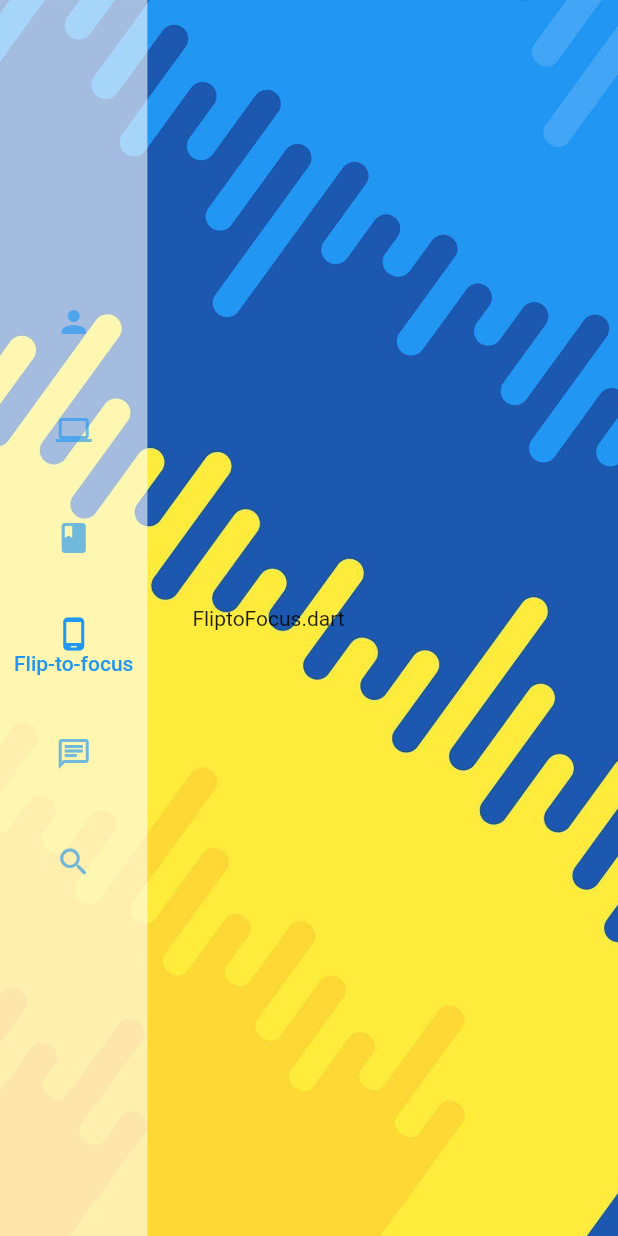
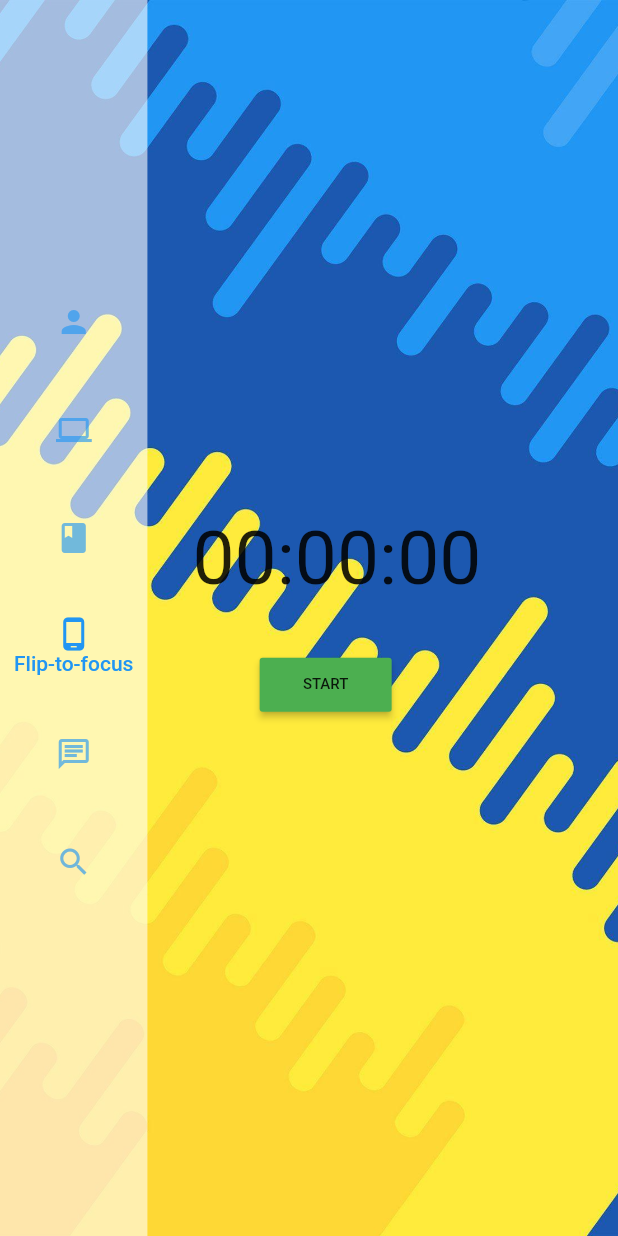
Before and after one commit to EeshanDutta007/Stud-Bud, a Flutter app: the SideNavBar screen opened directly, after a tap on "AR", after a tap on "Parafi", after a tap on "Flip-to-focus", on a phone screen of 412 x 824 dp. Run offline on Flutter 3.47's test engine with Material 2 defaults, Android fonts, the phone set to English and light mode, and no system bars; our stand-ins replace animated_text_kit, cloud_firestore, firebase_auth, firebase_core, firebase_storage, flare_flutter and 8 more; missing offline and left inert: all_sensors, model_viewer; accounts and stored records are empty; network calls fail; statements that could not run were skipped.

Commit message:
Basic Structure of Flip to Focus Added

```diff
--- a/lib/Pages/Chat.dart
+++ b/lib/Pages/Chat.dart
@@ -1,5 +1,6 @@
 import 'package:cloud_firestore/cloud_firestore.dart';
 import 'package:flutter/material.dart';
+import 'One_on_One_Chat/OChat.dart';
 
 class TutorsList extends StatefulWidget {
   @override
--- a/lib/Pages/FliptoFocus.dart
+++ b/lib/Pages/FliptoFocus.dart
@@ -1,4 +1,6 @@
 import 'package:flutter/material.dart';
+import 'dart:async';
+import 'package:all_sensors/all_sensors.dart';
 
 class FlipFocus extends StatefulWidget {
   @override
@@ -6,11 +8,127 @@ class FlipFocus extends StatefulWidget {
 }
 
 class _FlipFocusState extends State<FlipFocus> {
+  bool _proximityValues = false;
+  List<StreamSubscription<dynamic>> _streamSubscriptions =
+  <StreamSubscription<dynamic>>[];
+
+  Stream<int> stopWatchStream() {
+    StreamController<int> streamController;
+    Timer timer;
+    Duration timerInterval = Duration(seconds: 1);
+    int counter = 0;
+
+    void stopTimer() {
+      if (timer != null) {
+        timer.cancel();
+        timer = null;
+        counter = 0;
+        streamController.close();
+      }
+    }
+
+    void tick(_) {
+      counter++;
+      streamController.add(counter);
+    }
+
+    void startTimer() {
+      timer = Timer.periodic(timerInterval, tick);
+    }
+
+    streamController = StreamController<int>(
+      onListen: startTimer,
+      onCancel: stopTimer,
+      onResume: startTimer,
+      onPause: stopTimer,
+    );
+    return streamController.stream;
+  }
+
+  bool isS = false;
+  int k = 0;
+  var hoursStr = '00', minutesStr = '00', secondsStr = '00';
+  var timerStream, timerSubscription;
+
   @override
   Widget build(BuildContext context) {
-    return Container(
-        child: Center(
-      child: Text("FliptoFocus.dart"),
-    ));
+    return
+      Center(
+        child: Column(
+          mainAxisAlignment: MainAxisAlignment.center,
+          children: [
+            Text(
+              "$hoursStr:$minutesStr:$secondsStr",
+              style: TextStyle(
+                fontSize: 50.0,
+              ),
+            ),
+            SizedBox(height: 30.0),
+            Row(
+              mainAxisAlignment: MainAxisAlignment.center,
+              children: [
+                RaisedButton(
+                  padding:
+                  EdgeInsets.symmetric(horizontal: 20.0, vertical: 8.0),
+                  onPressed: () {
+                    Timer(Duration(seconds: 2), (){
+                      timerStream = stopWatchStream();
+                      timerSubscription = timerStream.listen((int newTick) {
+                        setState(() {
+                          if (_proximityValues == true) {
+                            hoursStr = ((newTick / (60 * 60)) % 60)
+                                .floor()
+                                .toString()
+                                .padLeft(1, '0');
+                            minutesStr = ((newTick / 60) % 60)
+                                .floor()
+                                .toString()
+                                .padLeft(1, '0');
+                            secondsStr = (newTick % 60)
+                                .floor()
+                                .toString()
+                                .padLeft(1, '0');
+                          }
+                          else
+                          {
+                            timerSubscription.pause();
+                          }
+                        });
+                      });
+                    });
+
+                  },
+                  color: Colors.green,
+                  child: Text(
+                    'START',
+                    style: TextStyle(
+                      fontSize: 10.0,
+                    ),
+                  ),
+                ),
+                SizedBox(width: 15.0),
+              ],
+            ),
+          ],
+        ),
+    );
+  }
+
+  @override
+  void dispose() {
+    super.dispose();
+    for (StreamSubscription<dynamic> subscription in _streamSubscriptions) {
+      subscription.cancel();
+    }
+  }
+
+  @override
+  void initState() {
+    super.initState();
+    _streamSubscriptions.add(proximityEvents.listen((ProximityEvent event) {
+      setState(() {
+        _proximityValues = event.getValue();
+      });
+    }));
   }
 }
--- a/lib/Pages/NavBar.dart
+++ b/lib/Pages/NavBar.dart
@@ -6,6 +6,8 @@ import 'package:stud_bud/Pages/FliptoFocus.dart';
 import 'package:stud_bud/Pages/Parafi.dart';
 import 'package:stud_bud/Pages/Profile.dart';
 import 'package:stud_bud/Pages/WolfAI.dart';
+import 'Chat.dart';
+import 'One_on_One_Chat/OChat.dart';
 
 class SideNavBar extends StatefulWidget {
   @override
--- a/pubspec.yaml
+++ b/pubspec.yaml
@@ -39,6 +39,7 @@ dependencies:
   firebase_core: ^0.5.2+1
   model_viewer:
   hexcolor:
+  all_sensors:
 
 
   # The following adds the Cupertino Icons font to your application.
```
Also changed, not shown: pubspec.lock.
